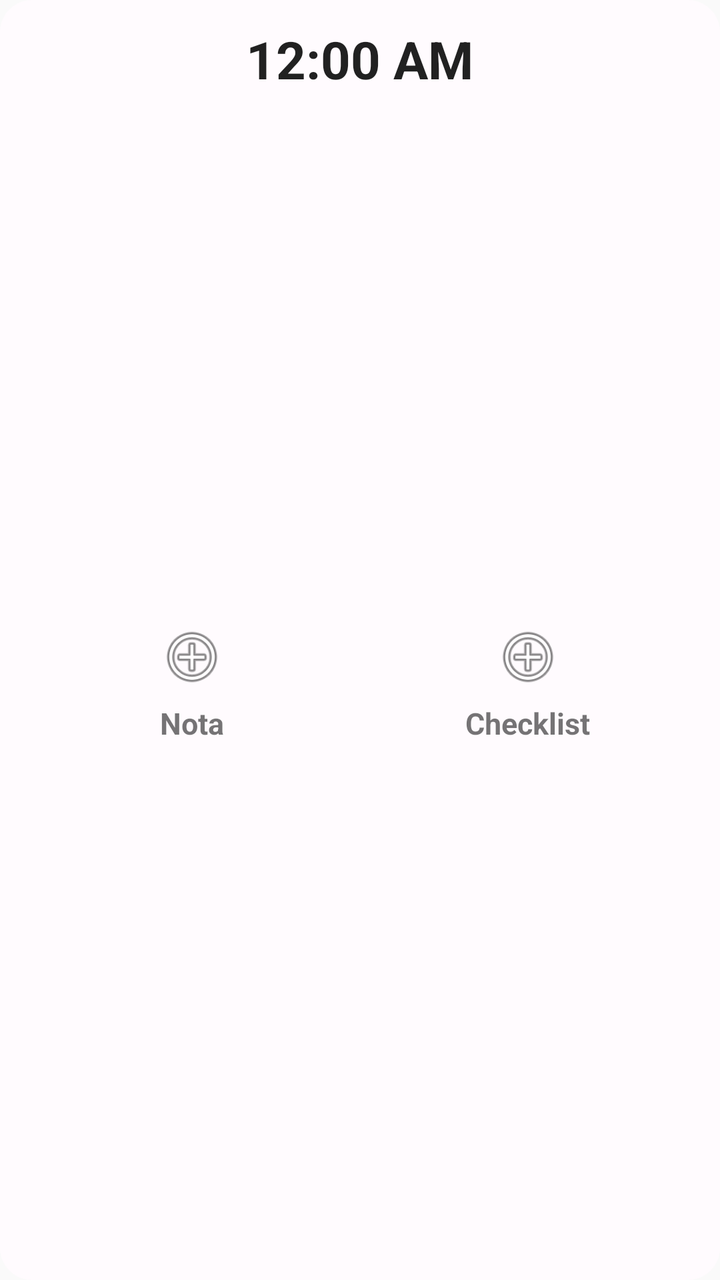
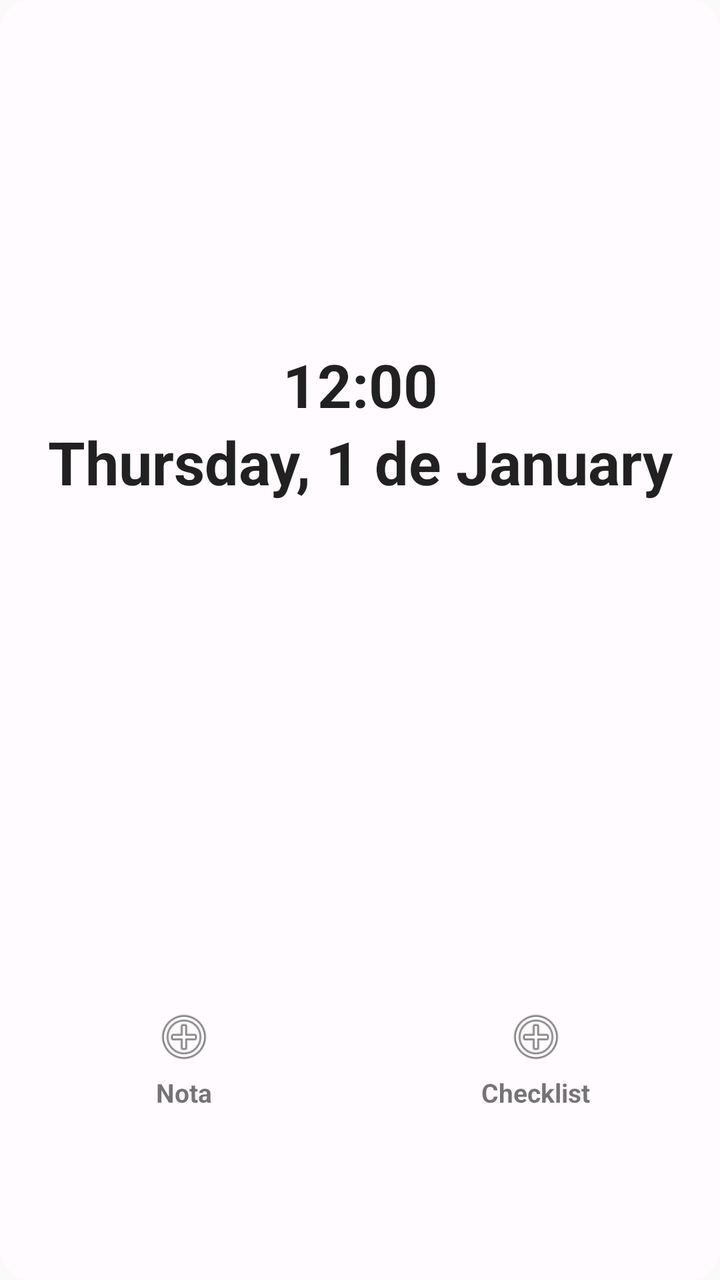

Two renders of the same Android screen: before a commit and after it. Below are the layout's source before the change and the commit's diff.
<!-- AndroidManifest.xml: application theme Theme.Notes -->
<!-- res/layout/widget_quick_actions.xml -->
<?xml version="1.0" encoding="utf-8"?>
<LinearLayout xmlns:android="http://schemas.android.com/apk/res/android"
    android:id="@+id/Layout"
    android:layout_width="match_parent"
    android:layout_height="match_parent"
    android:background="@drawable/widget_background_light"
    android:orientation="vertical"
    android:padding="12dp">

    
    <TextClock
        android:id="@+id/Clock"
        android:layout_width="wrap_content"
        android:layout_height="wrap_content"
        android:layout_gravity="center_horizontal"
        android:format12Hour="h:mm a"
        android:format24Hour="H:mm"
        android:textSize="26sp"
        android:textStyle="bold" />

    <LinearLayout
        android:layout_width="match_parent"
        android:layout_height="0dp"
        android:layout_weight="1"
        android:layout_marginTop="8dp"
        android:orientation="horizontal">

        <LinearLayout
            android:id="@+id/NewNoteButton"
            android:layout_width="0dp"
            android:layout_height="match_parent"
            android:layout_weight="1"
            android:layout_margin="4dp"
            android:foreground="?android:attr/selectableItemBackground"
            android:clickable="true"
            android:focusable="true"
            android:gravity="center"
            android:orientation="vertical">

            <ImageView
                android:id="@+id/NewNoteIcon"
                android:layout_width="34dp"
                android:layout_height="34dp"
                android:src="@android:drawable/ic_menu_add" />

            <TextView
                android:id="@+id/NewNoteLabel"
                android:layout_width="wrap_content"
                android:layout_height="wrap_content"
                android:layout_marginTop="6dp"
                android:text="@string/quick_actions_widget_new_note"
                android:textSize="15sp"
                android:textStyle="bold" />
        </LinearLayout>

        <LinearLayout
            android:id="@+id/NewChecklistButton"
            android:layout_width="0dp"
            android:layout_height="match_parent"
            android:layout_weight="1"
            android:layout_margin="4dp"
            android:foreground="?android:attr/selectableItemBackground"
            android:clickable="true"
            android:focusable="true"
            android:gravity="center"
            android:orientation="vertical">

            <ImageView
                android:id="@+id/NewChecklistIcon"
                android:layout_width="34dp"
                android:layout_height="34dp"
                android:src="@android:drawable/ic_menu_add" />

            <TextView
                android:id="@+id/NewChecklistLabel"
                android:layout_width="wrap_content"
                android:layout_height="wrap_content"
                android:layout_marginTop="6dp"
                android:text="@string/quick_actions_widget_new_checklist"
                android:textSize="15sp"
                android:textStyle="bold" />
        </LinearLayout>
    </LinearLayout>
</LinearLayout>
<!-- resources referenced by this layout -->
<resources>
  <!-- drawable widget_background_light (drawable) -->
  <?xml version="1.0" encoding="utf-8"?>
  <shape xmlns:android="http://schemas.android.com/apk/res/android">
      <corners android:radius="16dp" />
      <solid android:color="#FFFFFBFE" />
  </shape>
  <string name="quick_actions_widget_new_checklist">Checklist</string>
  <string name="quick_actions_widget_new_note">Nota</string>
  <style name="Theme.Notes" parent="android:Theme.Material.Light.NoActionBar" />
</resources>

<!-- the commit's change to res/layout/widget_quick_actions.xml (unified diff, before → after) -->
@@ -5,24 +5,28 @@
     android:layout_height="match_parent"
     android:background="@drawable/widget_background_light"
     android:orientation="vertical"
-    android:padding="12dp">
+    android:padding="8dp">
 
     
     <TextClock
         android:id="@+id/Clock"
-        android:layout_width="wrap_content"
-        android:layout_height="wrap_content"
-        android:layout_gravity="center_horizontal"
-        android:format12Hour="h:mm a"
-        android:format24Hour="H:mm"
-        android:textSize="26sp"
+        android:layout_width="match_parent"
+        android:layout_height="0dp"
+        android:layout_weight="2"
+        android:layout_marginBottom="8dp"
+        android:gravity="center"
+        android:includeFontPadding="false"
+        android:lineSpacingMultiplier="1.1"
+        android:format12Hour="h:mm'&#10;'EEEE, d 'de' MMMM"
+        android:format24Hour="H:mm'&#10;'EEEE, d 'de' MMMM"
+        android:textSize="30sp"
         android:textStyle="bold" />
 
+    
     <LinearLayout
         android:layout_width="match_parent"
         android:layout_height="0dp"
         android:layout_weight="1"
-        android:layout_marginTop="8dp"
         android:orientation="horizontal">
 
         <LinearLayout
@@ -30,7 +34,7 @@
             android:layout_width="0dp"
             android:layout_height="match_parent"
             android:layout_weight="1"
-            android:layout_margin="4dp"
+            android:layout_marginEnd="4dp"
             android:foreground="?android:attr/selectableItemBackground"
             android:clickable="true"
             android:focusable="true"
@@ -39,17 +43,17 @@
 
             <ImageView
                 android:id="@+id/NewNoteIcon"
-                android:layout_width="34dp"
-                android:layout_height="34dp"
+                android:layout_width="30dp"
+                android:layout_height="30dp"
                 android:src="@android:drawable/ic_menu_add" />
 
             <TextView
                 android:id="@+id/NewNoteLabel"
                 android:layout_width="wrap_content"
                 android:layout_height="wrap_content"
-                android:layout_marginTop="6dp"
+                android:layout_marginTop="4dp"
                 android:text="@string/quick_actions_widget_new_note"
-                android:textSize="15sp"
+                android:textSize="13sp"
                 android:textStyle="bold" />
         </LinearLayout>
 
@@ -58,7 +62,7 @@
             android:layout_width="0dp"
             android:layout_height="match_parent"
             android:layout_weight="1"
-            android:layout_margin="4dp"
+            android:layout_marginStart="4dp"
             android:foreground="?android:attr/selectableItemBackground"
             android:clickable="true"
             android:focusable="true"
@@ -67,17 +71,17 @@
 
             <ImageView
                 android:id="@+id/NewChecklistIcon"
-                android:layout_width="34dp"
-                android:layout_height="34dp"
+                android:layout_width="30dp"
+                android:layout_height="30dp"
                 android:src="@android:drawable/ic_menu_add" />
 
             <TextView
                 android:id="@+id/NewChecklistLabel"
                 android:layout_width="wrap_content"
                 android:layout_height="wrap_content"
-                android:layout_marginTop="6dp"
+                android:layout_marginTop="4dp"
                 android:text="@string/quick_actions_widget_new_checklist"
-                android:textSize="15sp"
+                android:textSize="13sp"
                 android:textStyle="bold" />
         </LinearLayout>
     </LinearLayout>
